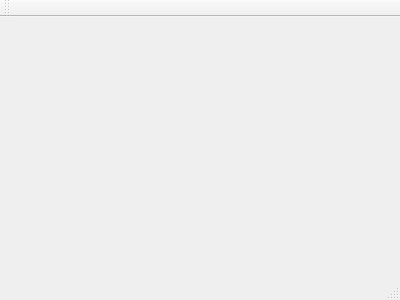
The window that mainwindow.ui (coyote443/PongForNeuralNet) describes before a commit, drawn with Qt 5.
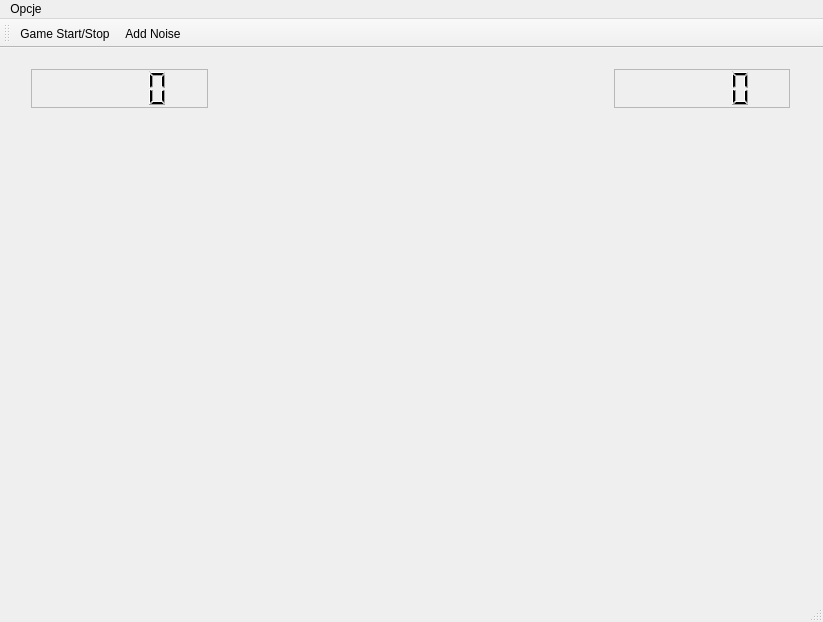
The same window after the commit.

Commit message: Model and game view fully functional, + extra noise function also added.

Patch:
```diff
--- a/mainwindow.ui
+++ b/mainwindow.ui
@@ -1,24 +1,190 @@
 <ui version="4.0">
  <class>MainWindow</class>
- <widget class="QMainWindow" name="MainWindow" >
-  <property name="geometry" >
+ <widget class="QMainWindow" name="MainWindow">
+  <property name="geometry">
    <rect>
     <x>0</x>
     <y>0</y>
-    <width>400</width>
-    <height>300</height>
+    <width>823</width>
+    <height>622</height>
    </rect>
   </property>
   <property name="windowTitle" >
    <string>MainWindow</string>
   </property>
-  <widget class="QMenuBar" name="menuBar" />
-  <widget class="QToolBar" name="mainToolBar" />
-  <widget class="QWidget" name="centralWidget" />
-  <widget class="QStatusBar" name="statusBar" />
+  <widget class="QWidget" name="centralWidget">
+   <widget class="QWidget" name="verticalLayoutWidget">
+    <property name="geometry">
+     <rect>
+      <x>10</x>
+      <y>70</y>
+      <width>801</width>
+      <height>451</height>
+     </rect>
+    </property>
+    <layout class="QVBoxLayout" name="verticalLayout_2">
+     <item>
+      <widget class="QWidget" name="GameWidget" native="true"/>
+     </item>
+    </layout>
+   </widget>
+   <widget class="QWidget" name="horizontalLayoutWidget">
+    <property name="geometry">
+     <rect>
+      <x>20</x>
+      <y>10</y>
+      <width>781</width>
+      <height>61</height>
+     </rect>
+    </property>
+    <layout class="QHBoxLayout" name="horizontalLayout">
+     <item>
+      <widget class="QLCDNumber" name="ScoreFirstPlayer">
+       <property name="frameShape">
+        <enum>QFrame::StyledPanel</enum>
+       </property>
+       <property name="frameShadow">
+        <enum>QFrame::Sunken</enum>
+       </property>
+      </widget>
+     </item>
+     <item>
+      <spacer name="horizontalSpacer">
+       <property name="orientation">
+        <enum>Qt::Horizontal</enum>
+       </property>
+       <property name="sizeType">
+        <enum>QSizePolicy::Fixed</enum>
+       </property>
+       <property name="sizeHint" stdset="0">
+        <size>
+         <width>400</width>
+         <height>20</height>
+        </size>
+       </property>
+      </spacer>
+     </item>
+     <item>
+      <widget class="QLCDNumber" name="ScoreSecondPlayer">
+       <property name="sizePolicy">
+        <sizepolicy hsizetype="Minimum" vsizetype="Minimum">
+         <horstretch>0</horstretch>
+         <verstretch>0</verstretch>
+        </sizepolicy>
+       </property>
+       <property name="layoutDirection">
+        <enum>Qt::LeftToRight</enum>
+       </property>
+       <property name="frameShape">
+        <enum>QFrame::StyledPanel</enum>
+       </property>
+       <property name="smallDecimalPoint">
+        <bool>false</bool>
+       </property>
+      </widget>
+     </item>
+    </layout>
+   </widget>
+   <zorder>widget</zorder>
+   <zorder>verticalLayoutWidget</zorder>
+   <zorder>horizontalLayoutWidget</zorder>
+  </widget>
+  <widget class="QMenuBar" name="menuBar">
+   <property name="geometry">
+    <rect>
+     <x>0</x>
+     <y>0</y>
+     <width>823</width>
+     <height>26</height>
+    </rect>
+   </property>
+   <widget class="QMenu" name="menuOpcje">
+    <property name="title">
+     <string>Opcje</string>
+    </property>
+    <widget class="QMenu" name="menuRuchy">
+     <property name="title">
+      <string>Ruchy</string>
+     </property>
+     <addaction name="actionFirstPlayerUp"/>
+     <addaction name="actionFirstPlayerDown"/>
+     <addaction name="actionSecondPlayerUp"/>
+     <addaction name="actionSecondPlayerDown"/>
+    </widget>
+    <addaction name="menuRuchy"/>
+   </widget>
+   <addaction name="menuOpcje"/>
+  </widget>
+  <widget class="QToolBar" name="mainToolBar">
+   <attribute name="toolBarArea">
+    <enum>TopToolBarArea</enum>
+   </attribute>
+   <attribute name="toolBarBreak">
+    <bool>true</bool>
+   </attribute>
+   <addaction name="actionStart"/>
+   <addaction name="actionMakeNoise"/>
+  </widget>
+  <widget class="QStatusBar" name="statusBar"/>
+  <action name="actionStart">
+   <property name="checkable">
+    <bool>true</bool>
+   </property>
+   <property name="text">
+    <string>Game Start/Stop</string>
+   </property>
+   <property name="toolTip">
+    <string>Włącz grę</string>
+   </property>
+   <property name="shortcut">
+    <string>Space</string>
+   </property>
+  </action>
+  <action name="actionFirstPlayerUp">
+   <property name="text">
+    <string>1 UP</string>
+   </property>
+   <property name="shortcut">
+    <string>W</string>
+   </property>
+  </action>
+  <action name="actionFirstPlayerDown">
+   <property name="text">
+    <string>1 Down</string>
+   </property>
+   <property name="toolTip">
+    <string>1 Down</string>
+   </property>
+   <property name="shortcut">
+    <string>S</string>
+   </property>
+  </action>
+  <action name="actionSecondPlayerUp">
+   <property name="text">
+    <string>2 UP</string>
+   </property>
+   <property name="shortcut">
+    <string>Up</string>
+   </property>
+  </action>
+  <action name="actionSecondPlayerDown">
+   <property name="text">
+    <string>2 Down</string>
+   </property>
+   <property name="shortcut">
+    <string>Down</string>
+   </property>
+  </action>
+  <action name="actionMakeNoise">
+   <property name="text">
+    <string>Add Noise</string>
+   </property>
+   <property name="toolTip">
+    <string>Dodaj w losowych miejscach ściany</string>
+   </property>
+  </action>
  </widget>
- <layoutDefault spacing="6" margin="11" />
- <pixmapfunction></pixmapfunction>
+ <layoutdefault spacing="6" margin="11"/>
  <resources/>
  <connections/>
 </ui>
```
Left out of the diff: 3 changed lines with no effect on the pictures. The commit also changes 7 other files.
